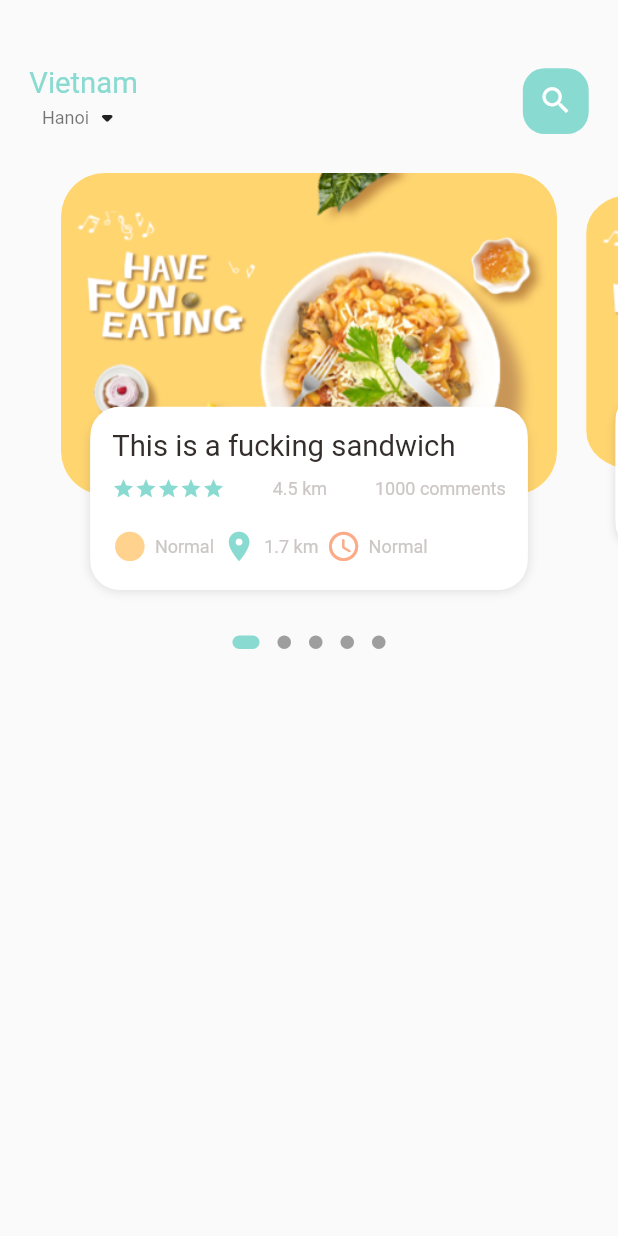
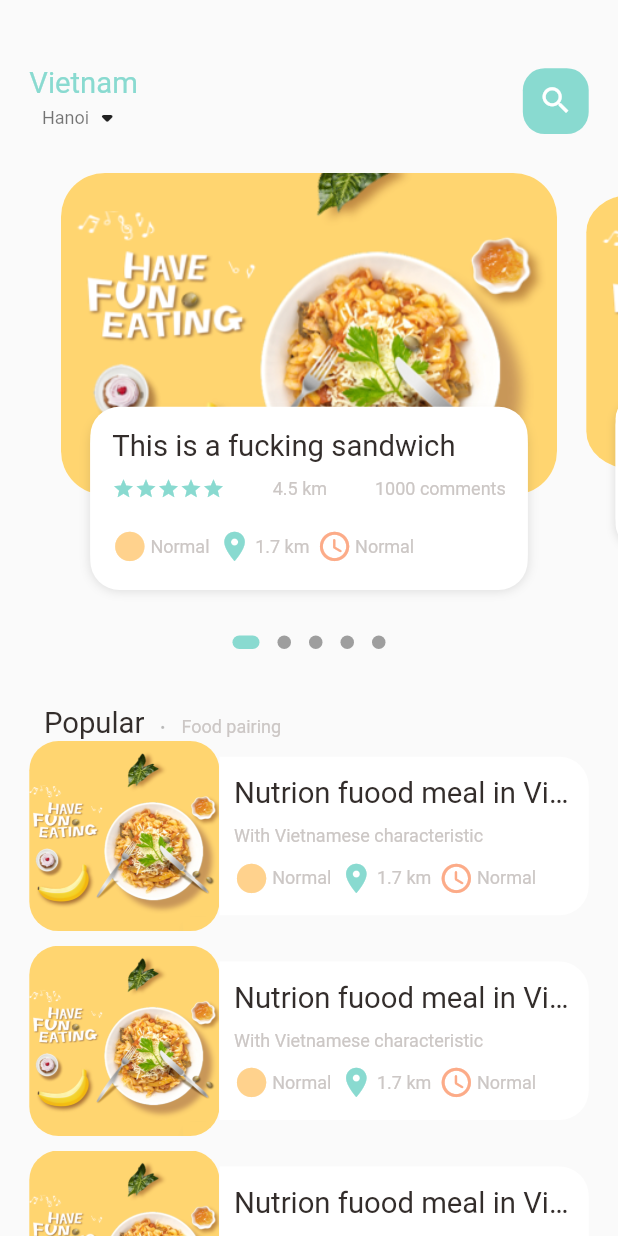
Before and after one commit to mrkhanhkhi/FoodDelivery, a Flutter app: the screen it shows after launch, on a phone screen of 412 x 824 dp. Run offline on Flutter 3.47's test engine with Material 2 defaults, Android fonts, the phone set to English and light mode, and no system bars; drawn by our look-alikes of dots_indicator; our stand-ins replace get.

Commit message:
finish popular list ui

```diff
--- a/lib/home/food_page_body.dart
+++ b/lib/home/food_page_body.dart
@@ -1,5 +1,3 @@
-import 'dart:html';
-
 import 'package:dots_indicator/dots_indicator.dart';
 import 'package:flutter/material.dart';
 import 'package:food_delivery/utils/colors.dart';
@@ -40,6 +38,7 @@ class _FoodPageBodyState extends State<FoodPageBody> {
   Widget build(BuildContext context) {
     return Column(
       children: [
+        // Slider
         Container(
           height: Dimensions.pageViewHeight,
           child: PageView.builder(
@@ -59,7 +58,106 @@ class _FoodPageBodyState extends State<FoodPageBody> {
             activeShape: RoundedRectangleBorder(
                 borderRadius: BorderRadius.circular(5.0)),
           ),
-        )
+        ),
+        SizedBox(
+          height: Dimensions.height30,
+        ),
+        Container(
+            margin: EdgeInsets.only(left: Dimensions.width30),
+            child: Row(
+              crossAxisAlignment: CrossAxisAlignment.end,
+              children: [
+                const BigText(text: 'Popular'),
+                SizedBox(width: Dimensions.width10),
+                Container(
+                    margin: const EdgeInsets.only(bottom: 3),
+                    child: const BigText(text: ".", color: Colors.black26)),
+                SizedBox(width: Dimensions.width10),
+                Container(
+                    margin: const EdgeInsets.only(bottom: 2),
+                    child: const SmallText(text: "Food pairing")),
+              ],
+            )),
+        ListView.builder(
+            physics: const NeverScrollableScrollPhysics(),
+            shrinkWrap: true,
+            itemCount: 10,
+            itemBuilder: (context, index) {
+              return Container(
+                  margin: EdgeInsets.only(
+                      left: Dimensions.width20,
+                      right: Dimensions.width20,
+                      bottom: Dimensions.height10),
+                  child: Row(
+                    children: [
+                      // image section
+                      Container(
+                        width: Dimensions.listViewImgSize,
+                        height: Dimensions.listViewImgSize,
+                        decoration: BoxDecoration(
+                            borderRadius:
+                                BorderRadius.circular(Dimensions.radius20),
+                            color: Colors.white38,
+                            image: const DecorationImage(
+                                fit: BoxFit.cover,
+                                image: AssetImage("assets/image/food0.png"))),
+                      ),
+                      Expanded(
+                        child: Container(
+                          height: Dimensions.listViewTextContainerSize,
+                          decoration: BoxDecoration(
+                              color: Colors.white,
+                              borderRadius: BorderRadius.only(
+                                  topRight:
+                                      Radius.circular(Dimensions.radius20),
+                                  bottomRight:
+                                      Radius.circular(Dimensions.radius20))),
+                          child: Padding(
+                            padding: EdgeInsets.only(
+                                left: Dimensions.width10,
+                                right: Dimensions.width10),
+                            child: Column(
+                                crossAxisAlignment: CrossAxisAlignment.start,
+                                mainAxisAlignment: MainAxisAlignment.center,
+                                children: [
+                                  const BigText(
+                                      text: 'Nutrion fuood meal in Vietnam'),
+                                  SizedBox(height: Dimensions.height10),
+                                  const SmallText(
+                                      text: 'With Vietnamese characteristic'),
+                                  SizedBox(height: Dimensions.height10),
+                                  Row(
+                                    children: [
+                                      const IconAndText(
+                                          icon: Icons.circle_sharp,
+                                          text: "Normal",
+                                          color: AppColors.textColor,
+                                          iconColor: AppColors.iconColor1),
+                                      SizedBox(
+                                        height: Dimensions.height10,
+                                      ),
+                                      const IconAndText(
+                                          icon: Icons.location_on,
+                                          text: "1.7 km",
+                                          color: AppColors.textColor,
+                                          iconColor: AppColors.mainColor),
+                                      SizedBox(
+                                        height: Dimensions.height10,
+                                      ),
+                                      const IconAndText(
+                                          icon: Icons.access_time_rounded,
+                                          text: "Normal",
+                                          color: AppColors.textColor,
+                                          iconColor: AppColors.iconColor2)
+                                    ],
+                                  ),
+                                ]),
+                          ),
+                        ),
+                      )
+                    ],
+                  ));
+            })
       ],
     );
   }
--- a/lib/home/main_food_page.dart
+++ b/lib/home/main_food_page.dart
@@ -64,7 +64,7 @@ class _MainFoodPageState extends State<MainFoodPage> {
                 ],
               )),
         ),
-        const FoodPageBody()
+        Expanded(child: SingleChildScrollView(child: FoodPageBody()))
       ],
     ));
   }
--- a/lib/utils/dimensions.dart
+++ b/lib/utils/dimensions.dart
@@ -25,4 +25,8 @@ class Dimensions {
   static double radius30 = screenHeight / 28.13;
 
   static double iconSize24 = screenHeight / 35.17;
+
+  // list view size
+  static double listViewImgSize = screenWidth / 3.25;
+  static double listViewTextContainerSize = screenWidth / 3.9;
 }
--- a/lib/widgets/icon_and_text.dart
+++ b/lib/widgets/icon_and_text.dart
@@ -22,7 +22,7 @@ class IconAndText extends StatelessWidget {
       children: [
         Icon(icon, color: iconColor, size: Dimensions.iconSize24),
         const SizedBox(
-          width: 5,
+          width: 2,
         ),
         SmallText(
           text: text,
```
